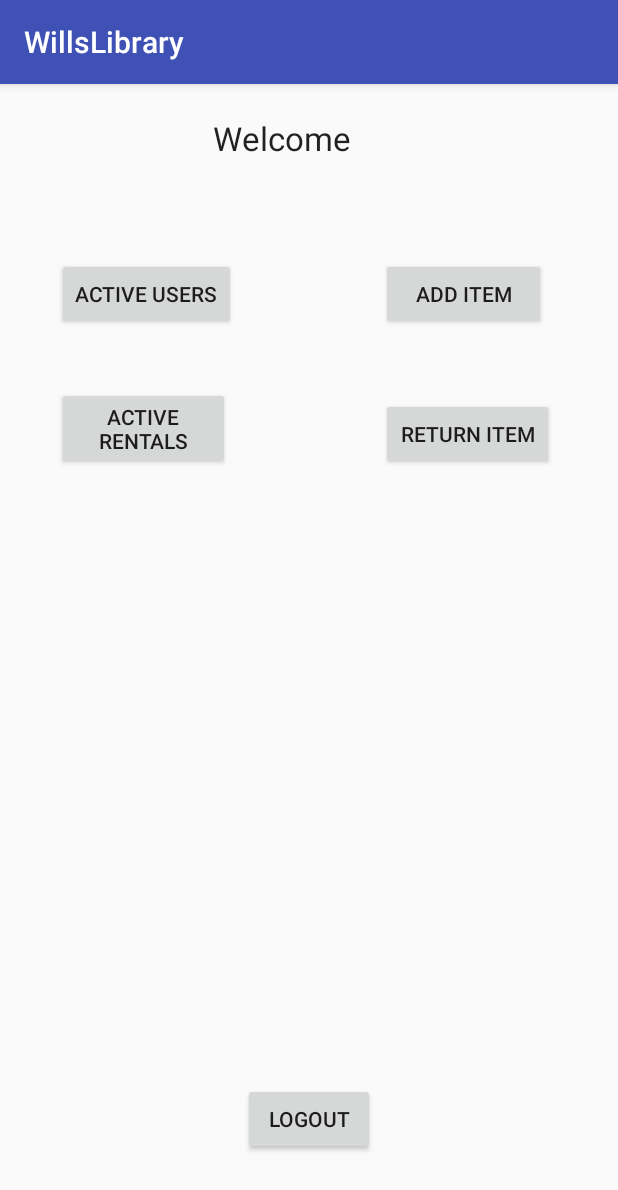
After one commit to jasonhuang2/WillsLibrary, an Android app: the adminActivity screen opened directly, with no data from a screen before it, on a phone screen of 412 x 824 dp. The commit adds this screen. Shown: the top 1190 px of the screen. Run offline under Robolectric (Android 15) with nearby library versions, the phone set to English and light mode, and no system bars.

Commit message:
-Minor SQL fixes in rental -Stubbed Admin for development. -Logout functionality.

```diff
--- a/app/build.gradle
+++ b/app/build.gradle
@@ -18,7 +18,7 @@ android {
     }
 }
 
-repositories{
+repositories {
     jcenter()
 }
 
--- a/app/src/main/AndroidManifest.xml
+++ b/app/src/main/AndroidManifest.xml
@@ -3,10 +3,10 @@
     package="com.example.jasonhuang.willslibrary">
 
     <uses-permission android:name="android.permission.INTERNET" />
-    <uses-permission android:name="android.permission.CAMERA"/>
-    <uses-feature android:name="android.hardware.camera"/>
-    <uses-feature android:name="android.hardware.camera.autofocus"/>
+    <uses-permission android:name="android.permission.CAMERA" />
 
+    <uses-feature android:name="android.hardware.camera" />
+    <uses-feature android:name="android.hardware.camera.autofocus" />
 
     <application
         android:allowBackup="true"
@@ -34,7 +34,8 @@
         <activity
             android:name=".catalogueTabActivity"
             android:label="@string/title_activity_catalogue_tab"
-            android:theme="@style/AppTheme.NoActionBar"></activity>
+            android:theme="@style/AppTheme.NoActionBar" />
+        <activity android:name=".adminActivity"></activity>
     </application>
 
 </manifest>
--- a/app/src/main/java/com/example/jasonhuang/willslibrary/MainActivity.java
+++ b/app/src/main/java/com/example/jasonhuang/willslibrary/MainActivity.java
@@ -105,10 +105,10 @@ public class MainActivity extends AppCompatActivity{
                     if (passwordInputBox.getText().toString().equals(result)) {
                         //We have stubbed this into, the userland local - untill i can fix it.
                         resultText.setText("Logged in");    //Set the text to Logged in to let the user know
-                        Intent intent = new Intent(this, userMainActivity.class);   //Since now the user is logged in, switch over to the user main menu layout
+                        Intent intent = new Intent(this, adminActivity.class);   //Since now the user is logged in, switch over to the user main menu layout
                         intent.putExtra("first_name", first_name); //As explained in userMainActivity, first_name will be stored under the key word "first_name"
-                        intent.putExtra("username",usernameInputBox.getText().toString());
-                        startActivity(intent);
+                        //intent.putExtra("username",usernameInputBox.getText().toString());
+                        startActivityForResult(intent,USER_LOGOUT);
                     }else {
                         resultText.setText("Incorrect username or password");
                     }
--- /dev/null
+++ b/app/src/main/java/com/example/jasonhuang/willslibrary/adminActivity.java
@@ -0,0 +1,44 @@
+package com.example.jasonhuang.willslibrary;
+
+import android.app.Activity;
+import android.content.Intent;
+import android.support.v7.app.AppCompatActivity;
+import android.os.Bundle;
+import android.view.View;
+import android.widget.TextView;
+
+public class adminActivity extends AppCompatActivity {
+
+    @Override
+    protected void onCreate(Bundle savedInstanceState) {
+        super.onCreate(savedInstanceState);
+        setContentView(R.layout.activity_admin);
+        String admin_name_var=getIntent().getStringExtra("first_name");
+        TextView admin_name = (TextView) findViewById(R.id.admin_name);
+        admin_name.setText(admin_name_var);
+
+    }
+    //This will open an action page that will list the active users and then we can click on them and view there rentals.
+    public void activeUsersOnClick(View v){
+
+    }
+
+    public void logoutOnClick(View v){
+        Intent dummy = new Intent();
+        setResult(Activity.RESULT_OK,dummy);
+        finish();
+    }
+
+    public void activeRentalsOnClick(View v) {
+
+    }
+
+    public void addItemOnClick(View v) {
+
+    }
+
+    public void returnItemOnClick(View v) {
+
+
+    }
+}
--- a/app/src/main/java/com/example/jasonhuang/willslibrary/myrentalMainActivity.java
+++ b/app/src/main/java/com/example/jasonhuang/willslibrary/myrentalMainActivity.java
@@ -50,8 +50,8 @@ public class myrentalMainActivity extends AppCompatActivity {
         un = "DB_A3C994_will_admin";    //enter username here
         pass = "willslibrary1";  //enter password here
         conn = connectionclass(un, pass, db, ip);   //I need this so I can query to the database
-
-        String rentalquery = "SELECT i_item_id, due_date, cost_per_day_overdue, type FROM DB_A3C994_will.dbo.rental, DB_A3C994_will.dbo.consume, DB_A3C994_will.dbo.item WHERE item_id = i_item_id AND u_username = '" + username + "';";
+        //Added check to see if this was returned and added the rental_id=r_rental_id check.
+        String rentalquery = "SELECT i_item_id, due_date, cost_per_day_overdue, type FROM DB_A3C994_will.dbo.rental, DB_A3C994_will.dbo.consume, DB_A3C994_will.dbo.item WHERE date_returned IS NULL AND item_id = i_item_id AND r_rental_id=rental_id AND u_username = '" + username + "';";
         try{
             Statement st = conn.createStatement();
             ResultSet rs = st.executeQuery(rentalquery);
--- /dev/null
+++ b/app/src/main/res/layout/activity_admin.xml
@@ -0,0 +1,74 @@
+<?xml version="1.0" encoding="utf-8"?>
+<RelativeLayout xmlns:android="http://schemas.android.com/apk/res/android"
+    xmlns:app="http://schemas.android.com/apk/res-auto"
+    android:layout_width="match_parent" android:layout_height="match_parent">
+
+    <TextView
+        android:id="@+id/admin_welcome"
+        android:layout_width="wrap_content"
+        android:layout_height="32dp"
+        android:layout_alignTop="@+id/admin_name"
+        android:layout_toStartOf="@+id/admin_name"
+        android:text="Welcome"
+        android:textAppearance="@android:style/TextAppearance.Large" />
+
+    <TextView
+        android:id="@+id/admin_name"
+        android:layout_width="74dp"
+        android:layout_height="32dp"
+        android:layout_alignParentEnd="true"
+        android:layout_alignParentTop="true"
+        android:layout_marginEnd="104dp"
+        android:layout_marginTop="21dp"
+        android:textAppearance="@android:style/TextAppearance.Large" />
+
+    <Button
+        android:id="@+id/activeUserButton"
+        android:layout_width="wrap_content"
+        android:layout_height="wrap_content"
+        android:layout_alignParentStart="true"
+        android:layout_alignParentTop="true"
+        android:layout_marginStart="38dp"
+        android:layout_marginTop="116dp"
+        android:onClick="activeUsersOnClick"
+        android:text="Active Users" />
+
+    <Button
+        android:id="@+id/addItemButton"
+        android:layout_width="110dp"
+        android:layout_height="wrap_content"
+        android:layout_alignParentEnd="true"
+        android:layout_alignTop="@+id/activeUserButton"
+        android:layout_marginEnd="48dp"
+        android:onClick="addItemOnClick"
+        android:text="Add Item" />
+
+    <Button
+        android:id="@+id/activeRentalsButton"
+        android:layout_width="115dp"
+        android:layout_height="wrap_content"
+        android:layout_alignParentTop="true"
+        android:layout_alignStart="@+id/activeUserButton"
+        android:layout_marginTop="202dp"
+        android:onClick="activeRentalsOnClick"
+        android:text="Active Rentals" />
+
+    <Button
+        android:id="@+id/returnItemButton"
+        android:layout_width="115dp"
+        android:layout_height="wrap_content"
+        android:layout_alignBottom="@+id/activeRentalsButton"
+        android:layout_alignStart="@+id/addItemButton"
+        android:onClick="returnItemOnClick"
+        android:text="Return Item" />
+
+    <Button
+        android:id="@+id/logoutButton"
+        android:layout_width="wrap_content"
+        android:layout_height="wrap_content"
+        android:layout_alignParentBottom="true"
+        android:layout_centerHorizontal="true"
+        android:layout_marginBottom="54dp"
+        android:onClick="logoutOnClick"
+        android:text="Logout" />
+</RelativeLayout>
--- a/app/src/main/res/values/strings.xml
+++ b/app/src/main/res/values/strings.xml
@@ -13,4 +13,6 @@
     <string name="tab_text_3">Other Items</string>
     <string name="action_settings">Settings</string>
     <string name="section_format">Hello World from section: %1$d</string>
+    <string name="title_activity_admin_activity">admin_activity</string>
+    <string name="title_activity_admin">adminActivity</string>
 </resources>
```
